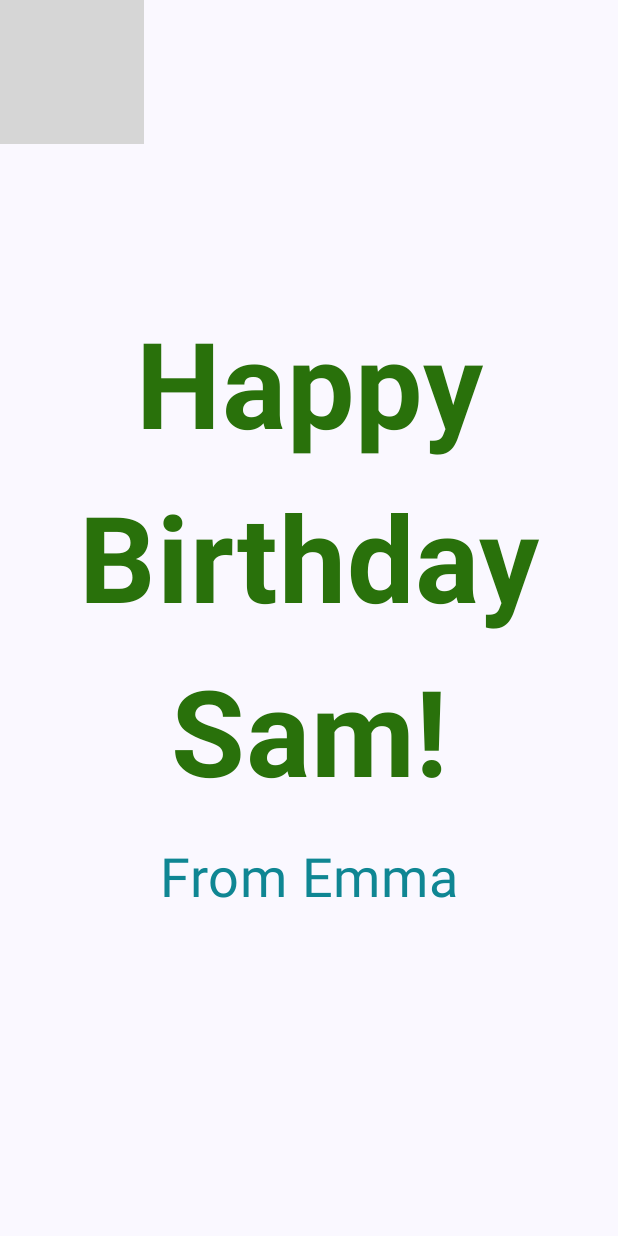
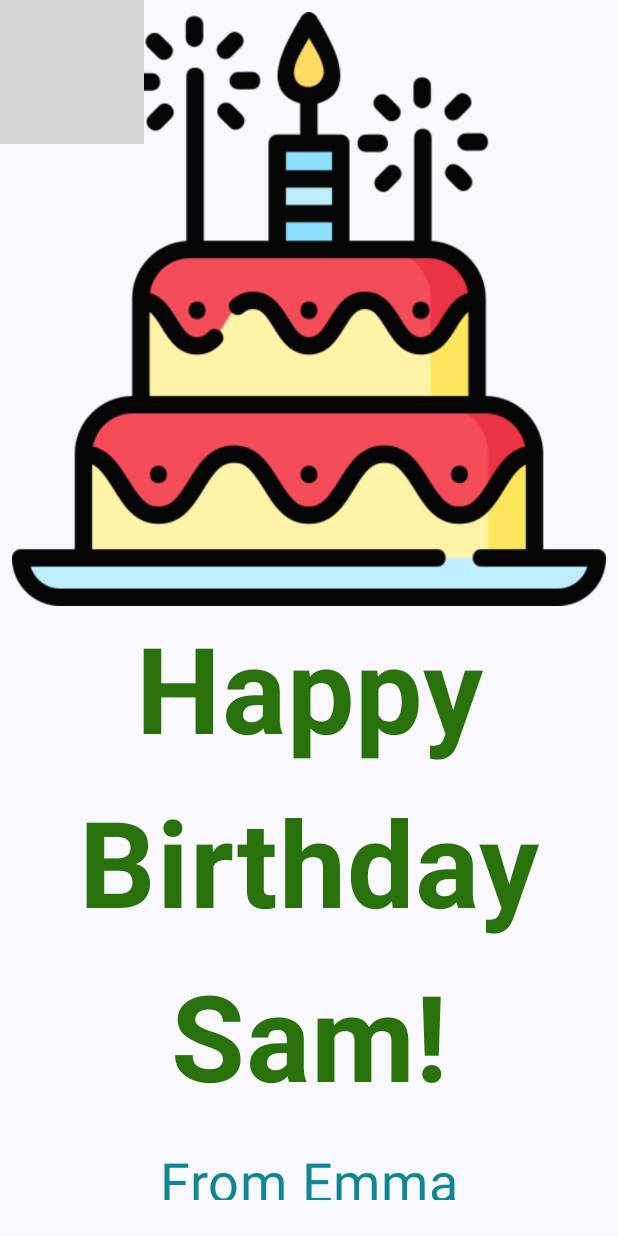
Before and after one commit to KayabaZeref/learnAndroidStudio, an Android app built with Jetpack Compose: the screen it shows after launch (MainActivity), on a phone screen of 412 x 824 dp. Run offline under Robolectric (Android 15) with nearby library versions, the phone set to English and light mode, and no system bars; grey boxes are pictures that could not be loaded.

Commit message:
feat: Add birthday cake icon and display it in the greeting
- Added a `birthday_cake.png` drawable resource.
- Display the birthday cake icon at the top of the greeting card.
- Updated `GreetingText` to accept `birthdayIcon` parameter.
- Updated `GreetingImage` to pass the birthday cake painter.
- Updated imports.

```diff
--- a/app/src/main/java/com/example/happybirthday/MainActivity.kt
+++ b/app/src/main/java/com/example/happybirthday/MainActivity.kt
@@ -9,6 +9,7 @@ import androidx.compose.foundation.layout.Arrangement
 import androidx.compose.foundation.layout.Box
 import androidx.compose.foundation.layout.Column
 import androidx.compose.foundation.layout.fillMaxSize
+import androidx.compose.foundation.layout.fillMaxWidth
 import androidx.compose.foundation.layout.padding
 import androidx.compose.material3.MaterialTheme
 import androidx.compose.material3.Surface
@@ -17,6 +18,7 @@ import androidx.compose.runtime.Composable
 import androidx.compose.ui.Alignment
 import androidx.compose.ui.Modifier
 import androidx.compose.ui.graphics.Color
+import androidx.compose.ui.graphics.painter.Painter
 import androidx.compose.ui.layout.ContentScale
 import androidx.compose.ui.res.painterResource
 import androidx.compose.ui.res.stringResource
@@ -40,7 +42,7 @@ class MainActivity : ComponentActivity() {
                 ) {
                     GreetingImage(
                         message = stringResource(R.string.happy_birthday_text),
-                        form = stringResource(R.string.signature_text)
+                        form = stringResource(R.string.signature_text),
                     )
                 }
             }
@@ -49,11 +51,21 @@ class MainActivity : ComponentActivity() {
 }
 
 @Composable
-fun GreetingText(message: String, form: String, modifier: Modifier = Modifier) {
+fun GreetingText(
+    birthdayIcon: Painter,
+    message: String,
+    form: String,
+    modifier: Modifier = Modifier
+) {
     Column(
         verticalArrangement = Arrangement.Center,
         modifier = modifier
     ) {
+        Image(
+            painter = birthdayIcon,
+            contentDescription = null,
+            modifier = Modifier.fillMaxWidth(),
+        )
         Text(
             text = message,
             fontSize = 80.sp,
@@ -74,9 +86,15 @@ fun GreetingText(message: String, form: String, modifier: Modifier = Modifier) {
 }
 
 @Composable
-fun GreetingImage(message: String, form: String, modifier: Modifier = Modifier) {
+fun GreetingImage(
+    message: String,
+    form: String,
+    modifier: Modifier = Modifier,
+) {
     val image = painterResource(R.drawable.androidparty)
-    Box(modifier) {
+    Box(
+        modifier = modifier,
+    ) {
         Image(
             painter = image,
             contentDescription = null,
@@ -86,6 +104,7 @@ fun GreetingImage(message: String, form: String, modifier: Modifier = Modifier)
         GreetingText(
             message = message,
             form = form,
+            birthdayIcon = painterResource(R.drawable.birthday_cake),
             modifier = Modifier
                 .fillMaxSize()
                 .padding(8.dp)
```
Also changed, not shown: app/src/main/res/drawable/birthday_cake.png (added).
